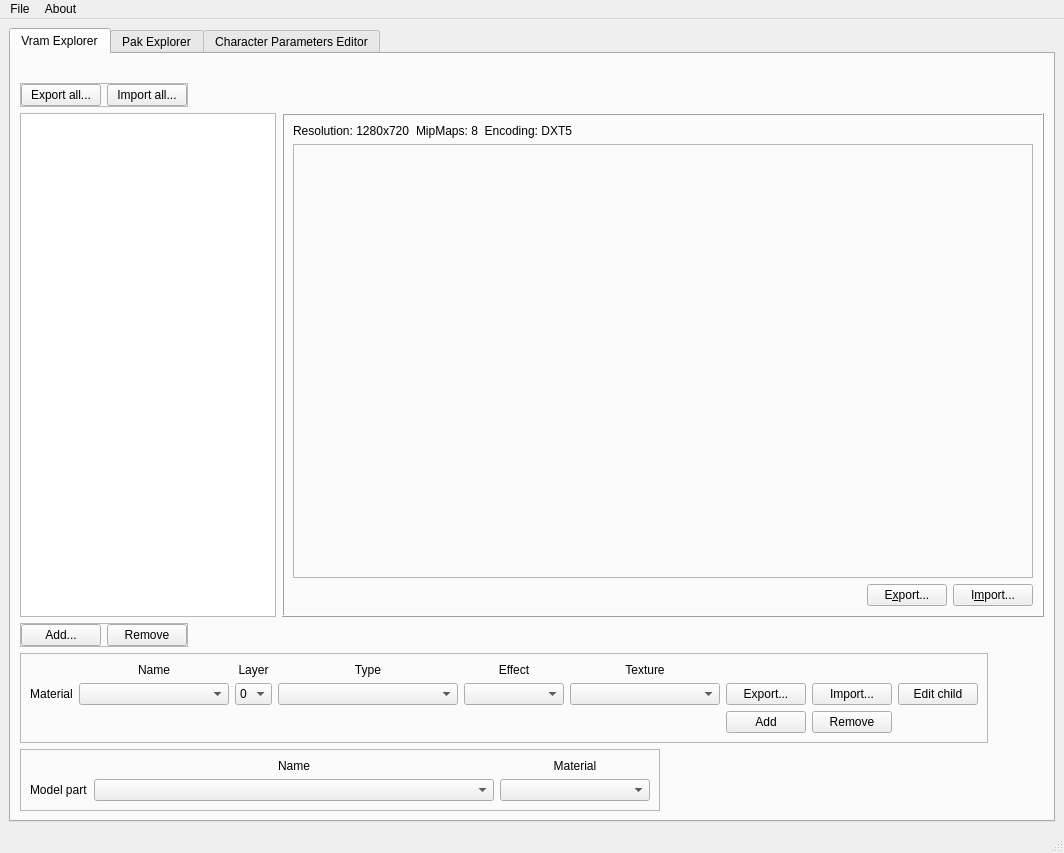
adsl14/Raging-tools, file lib/design/Raging_Tools/Raging_Tools.ui: the form before one commit.
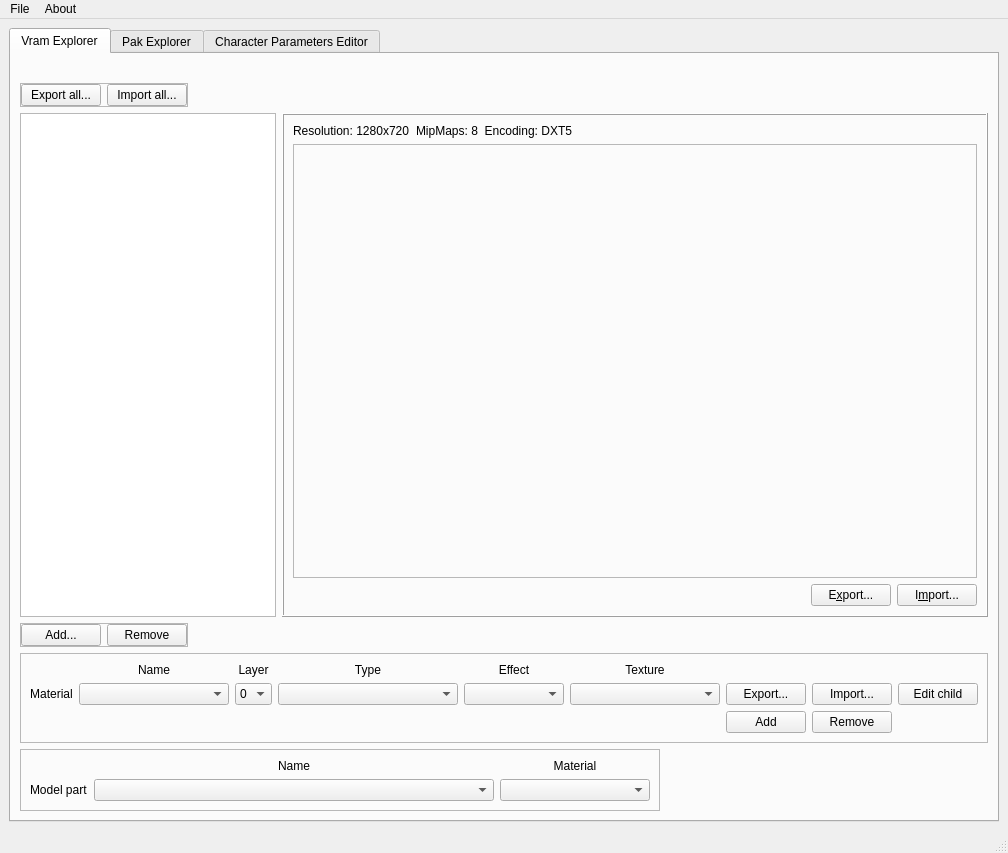
The form after the commit. Icons and pictures are not drawn.

Commit message: Modified the size of the main window

The edit to the form file:
```diff
--- a/lib/design/Raging_Tools/Raging_Tools.ui
+++ b/lib/design/Raging_Tools/Raging_Tools.ui
@@ -6,7 +6,7 @@
    <rect>
     <x>0</x>
     <y>0</y>
-    <width>1064</width>
+    <width>985</width>
     <height>853</height>
    </rect>
   </property>
@@ -8016,8 +8016,8 @@
     <rect>
      <x>0</x>
      <y>0</y>
-     <width>1064</width>
-     <height>26</height>
+     <width>985</width>
+     <height>21</height>
     </rect>
    </property>
    <widget class="QMenu" name="menuFIle">
```
The commit also changes 1 other file.
